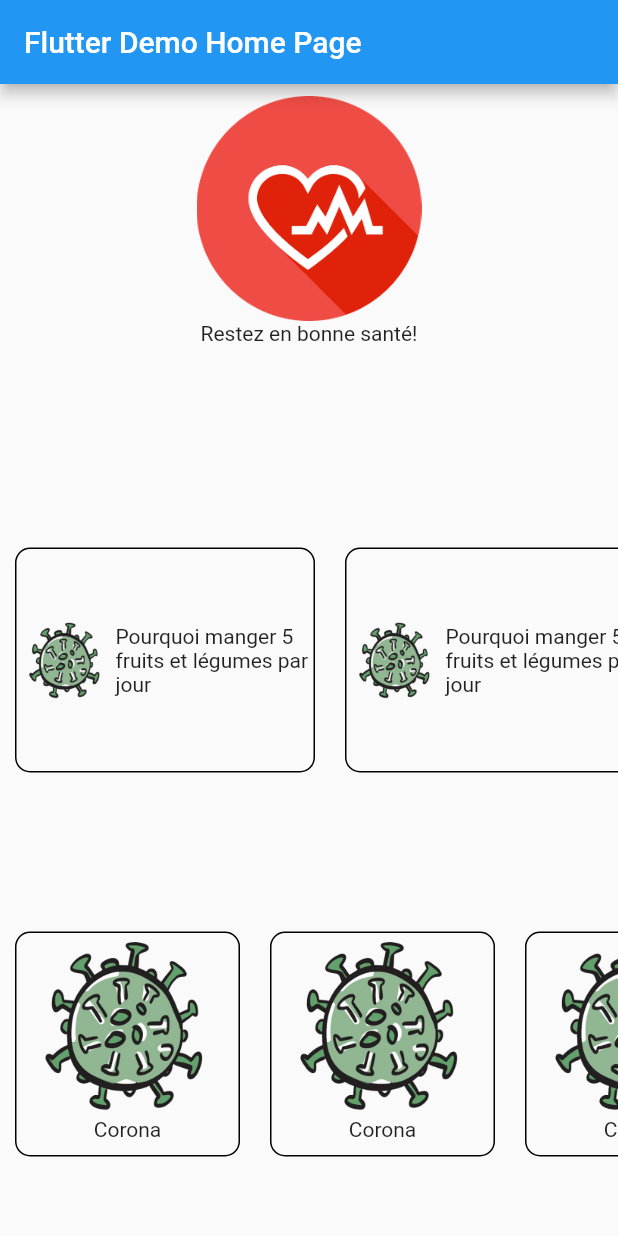
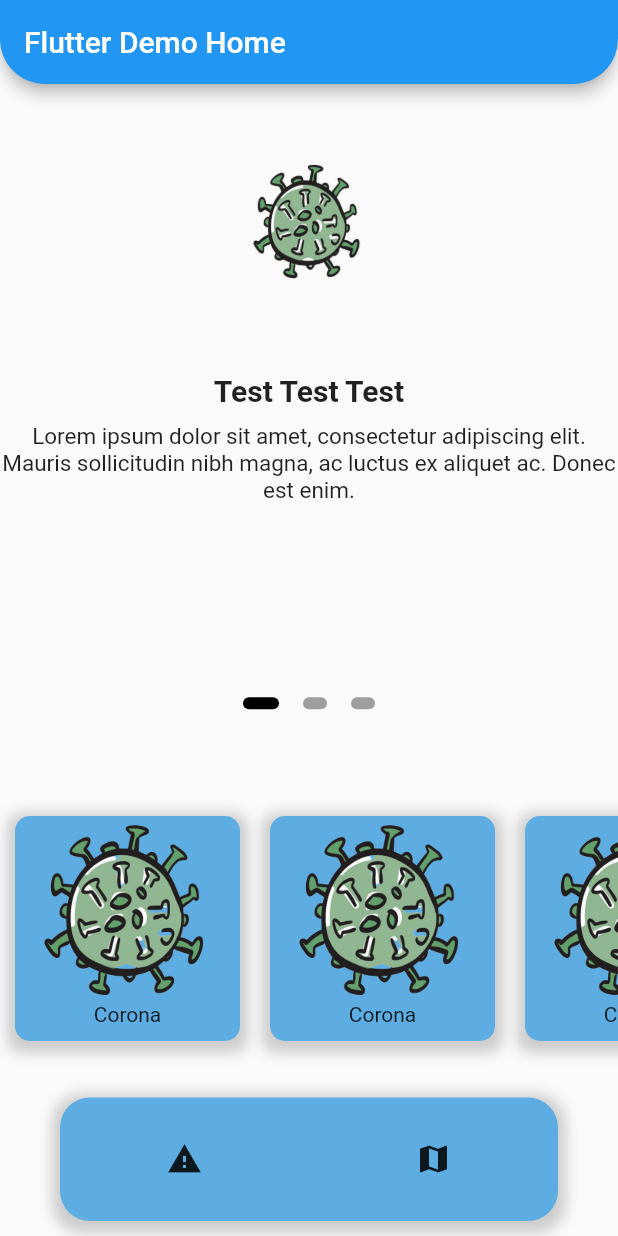
Before and after one commit to 3bdenour/HealthWatch, a Flutter app: the screen it shows after launch, on a phone screen of 412 x 824 dp. Run offline on Flutter 3.47's test engine with Material 2 defaults, Android fonts, the phone set to English and light mode, and no system bars.

Commit message:
Adding NavBar and changing the design

```diff
--- a/lib/main.dart
+++ b/lib/main.dart
@@ -10,6 +10,11 @@ class MyApp extends StatelessWidget {
   @override
   Widget build(BuildContext context) {
     return MaterialApp(
+      routes:
+      {
+        '/home': (BuildContext context) => AlertPage(),
+        '/Map' : (BuildContext context) =>null,
+      },
       title: 'Flutter Demo',
       theme: ThemeData(
         // This is the theme of your application.
@@ -27,7 +32,7 @@ class MyApp extends StatelessWidget {
         // closer together (more dense) than on mobile platforms.
         visualDensity: VisualDensity.adaptivePlatformDensity,
       ),
-      home: MyHomePage(title: 'Flutter Demo Home Page'),
+      home: MyHomePage(title: 'Flutter Demo Home '),
     );
   }
 }
@@ -53,6 +58,8 @@ class MyHomePage extends StatefulWidget {
 class _MyHomePageState extends State<MyHomePage> {
   @override
   Widget build(BuildContext context) {
+    double ScreenW = MediaQuery.of(context).size.width;
+    double ScreenH = MediaQuery.of(context).size.height;
     // This method is rerun every time setState is called, for instance as done
     // by the _incrementCounter method above.
     //
@@ -60,12 +67,44 @@ class _MyHomePageState extends State<MyHomePage> {
     // fast, so that you can just rebuild anything that needs updating rather
     // than having to individually change instances of widgets.
     return Scaffold(
+
       appBar: AppBar(
+        shape:  RoundedRectangleBorder(
+          borderRadius: BorderRadius.vertical(
+            bottom: Radius.circular(30),
+          ),
+        ),
         // Here we take the value from the MyHomePage object that was created by
         // the App.build method, and use it to set our appbar title.
         title: Text(widget.title),
       ),
       body: AlertPage(),
+      bottomNavigationBar: Padding( padding: EdgeInsets.only(left:40,right: 40,bottom: 10),child: Container(
+        height: ScreenH*0.1,
+        decoration: BoxDecoration(borderRadius: BorderRadius.circular(20),color: Color.fromRGBO(93, 173, 226,1), boxShadow: [
+          BoxShadow(
+            color: Colors.grey.withOpacity(0.5),
+            spreadRadius: 5,
+            blurRadius: 7,
+            offset: Offset(0, 3), // changes position of shadow
+          ),]),
+        child: Row(mainAxisAlignment: MainAxisAlignment.spaceAround,children: <Widget>[
+          GestureDetector(
+            onTap: (){
+              Navigator.pushReplacementNamed(context, '/home');
+            },
+            child: Icon(Icons.report_problem,),
+          ),
+          GestureDetector(
+            onTap: (){
+              Navigator.pushReplacementNamed(context, '/Map');
+            },
+            child: Icon(Icons.map),
+          )
+        ],),
+      ),)
+
     );
+
   }
 }
--- a/lib/main_page.dart
+++ b/lib/main_page.dart
@@ -8,7 +8,7 @@ class AlertPage extends StatefulWidget {
 class _AlertPageState extends State<AlertPage> {
   final PageController _pageController = PageController(initialPage: 0);
   int _currentPage = 0;
-  List<Widget> _pages = []; ///// les alertes ici !! PageContent()
+  List<Widget> _pages = [PageContent(),PageContent(),PageContent()]; ///// les alertes ici !! PageContent()
 
   List<Widget> _pageIndicator() {
     List<Widget> list = [];
@@ -69,8 +69,8 @@ class _AlertPageState extends State<AlertPage> {
                       child: Column(children: <Widget>[
                         Image.asset(
                           "images/nothing.png",
-                          height: 150,
-                          width: 150,
+                          height: 130,
+                          width: 130,
                         ),
                         Text("Restez en bonne santé!"),
                       ]),
@@ -126,8 +126,17 @@ class MyCard extends StatelessWidget {
         height: 150,
         width: 150,
         decoration: BoxDecoration(
-          border: Border.all(color: Colors.black),
+
           borderRadius: BorderRadius.all(Radius.circular(10)),
+          color: Color.fromRGBO(93, 173, 226,1),
+          boxShadow: [
+            BoxShadow(
+              color: Colors.grey.withOpacity(0.5),
+              spreadRadius: 5,
+              blurRadius: 7,
+              offset: Offset(0, 3), // changes position of shadow
+            ),
+          ],
         ),
         child: Column(
           children: <Widget>[
@@ -153,8 +162,16 @@ class MyArticle extends StatelessWidget {
         height: 150,
         width: 200,
         decoration: BoxDecoration(
-          border: Border.all(color: Colors.black),
+
           borderRadius: BorderRadius.all(Radius.circular(10)),
+            color: Color.fromRGBO(93, 173, 226,1),
+            boxShadow: [
+        BoxShadow(
+        color: Colors.grey.withOpacity(0.5),
+        spreadRadius: 5,
+        blurRadius: 7,
+        offset: Offset(0, 3), // changes position of shadow
+      ),],
         ),
         child: Row(
           children: <Widget>[
@@ -182,18 +199,19 @@ class PageContent extends StatelessWidget {
 
   @override
   Widget build(BuildContext context) {
-    return Padding(
-      padding: const EdgeInsets.all(30.0),
-      child: Column(
+    return
+       Column(
         children: <Widget>[
           Expanded(
             flex: 1,
             child: Image(
               image: AssetImage('images/covid.png'),
+              width: 100,
+              height: 100,
             ),
           ),
           SizedBox(
-            height: 15.0,
+            height: 10.0,
           ),
           Expanded(
             flex: 1,
@@ -201,7 +219,7 @@ class PageContent extends StatelessWidget {
               children: <Widget>[
                 Text(
                   'Test Test Test',
-                  style: TextStyle(fontSize: 40, fontWeight: FontWeight.bold),
+                  style: TextStyle(fontSize: 20, fontWeight: FontWeight.bold),
                   textAlign: TextAlign.center,
                 ),
                 SizedBox(
@@ -209,14 +227,13 @@ class PageContent extends StatelessWidget {
                 ),
                 Text(
                   'Lorem ipsum dolor sit amet, consectetur adipiscing elit. Mauris sollicitudin nibh magna, ac luctus ex aliquet ac. Donec est enim.',
-                  style: TextStyle(fontSize: 18),
+                  style: TextStyle(fontSize: 15),
                   textAlign: TextAlign.center,
                 ),
               ],
             ),
           )
         ],
-      ),
     );
   }
 }
```
